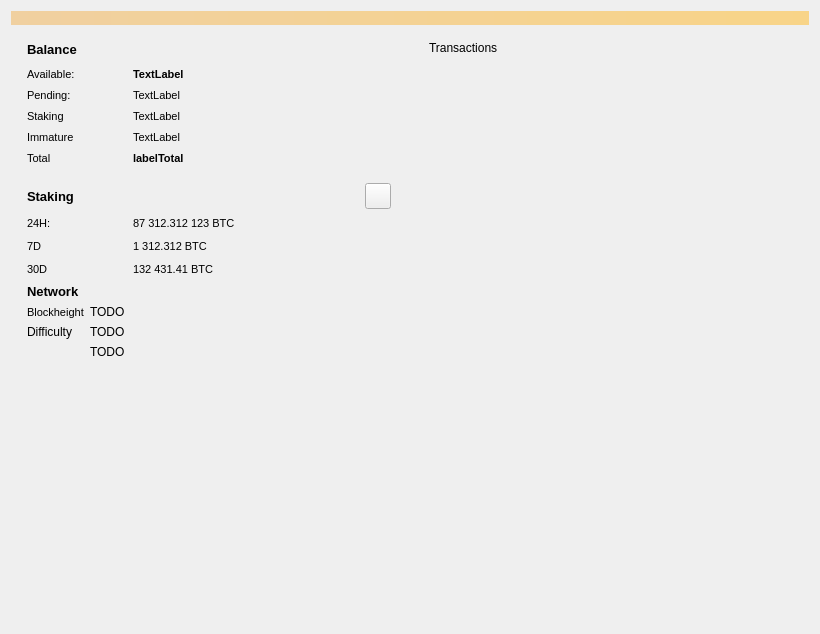
Qt form src/qt/forms/overviewpage.ui (TrezarCoin/TrezarCoin) before a commit.
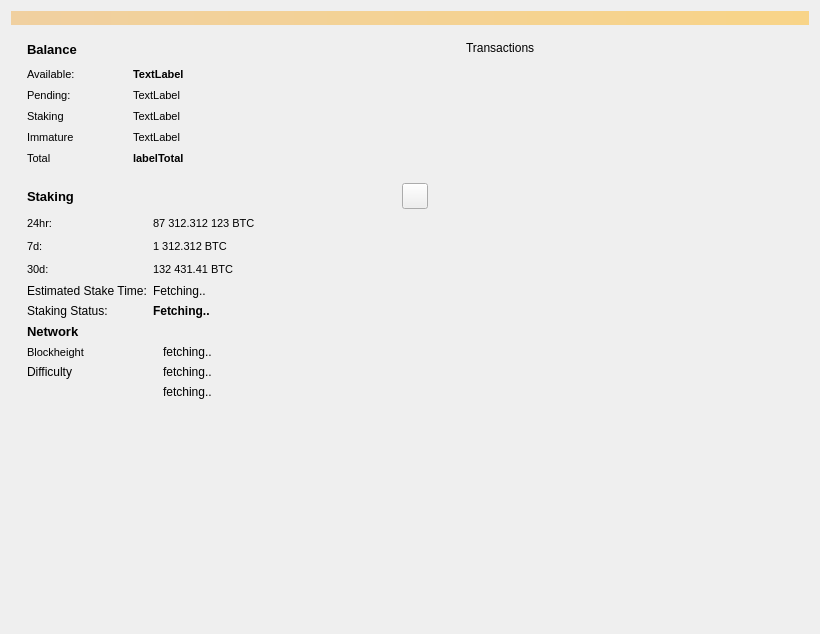
The same form after that commit. Custom widgets are drawn as their Qt base class.

```diff
--- a/src/qt/forms/overviewpage.ui
+++ b/src/qt/forms/overviewpage.ui
@@ -430,6 +430,19 @@
            </item>
           </layout>
          </item>
+         <item>
+          <spacer name="horizontalSpacer">
+           <property name="orientation">
+            <enum>Qt::Horizontal</enum>
+           </property>
+           <property name="sizeHint" stdset="0">
+            <size>
+             <width>40</width>
+             <height>20</height>
+            </size>
+           </property>
+          </spacer>
+         </item>
         </layout>
        </item>
        <item>
@@ -543,7 +556,7 @@
               </font>
              </property>
              <property name="text">
-              <string>24H:</string>
+              <string>24hr:</string>
              </property>
              <property name="alignment">
               <set>Qt::AlignLeading|Qt::AlignLeft|Qt::AlignVCenter</set>
@@ -599,7 +612,7 @@
               </font>
              </property>
              <property name="text">
-              <string>7D</string>
+              <string>7d:</string>
              </property>
              <property name="alignment">
               <set>Qt::AlignLeading|Qt::AlignLeft|Qt::AlignVCenter</set>
@@ -655,7 +668,7 @@
               </font>
              </property>
              <property name="text">
-              <string>30D</string>
+              <string>30d:</string>
              </property>
              <property name="alignment">
               <set>Qt::AlignLeading|Qt::AlignLeft|Qt::AlignVCenter</set>
@@ -681,8 +694,76 @@
              </property>
             </widget>
            </item>
+           <item row="5" column="0">
+            <widget class="QLabel" name="label_3">
+             <property name="text">
+              <string>Staking Status:</string>
+             </property>
+            </widget>
+           </item>
+           <item row="5" column="1">
+            <widget class="QLabel" name="labelStakingStatus">
+             <property name="font">
+              <font>
+               <weight>75</weight>
+               <bold>true</bold>
+              </font>
+             </property>
+             <property name="text">
+              <string>Fetching..</string>
+             </property>
+            </widget>
+           </item>
+           <item row="4" column="1">
+            <widget class="QLabel" name="stakingStatusLabel">
+             <property name="sizePolicy">
+              <sizepolicy hsizetype="Expanding" vsizetype="Preferred">
+               <horstretch>0</horstretch>
+               <verstretch>0</verstretch>
+              </sizepolicy>
+             </property>
+             <property name="minimumSize">
+              <size>
+               <width>235</width>
+               <height>0</height>
+              </size>
+             </property>
+             <property name="maximumSize">
+              <size>
+               <width>100</width>
+               <height>80</height>
+              </size>
+             </property>
+             <property name="text">
+              <string>Fetching..</string>
+             </property>
+             <property name="wordWrap">
+              <bool>true</bool>
+             </property>
+            </widget>
+           </item>
+           <item row="4" column="0">
+            <widget class="QLabel" name="label_15">
+             <property name="text">
+              <string>Estimated Stake Time:</string>
+             </property>
+            </widget>
+           </item>
           </layout>
          </item>
+         <item>
+          <spacer name="horizontalSpacer_2">
+           <property name="orientation">
+            <enum>Qt::Horizontal</enum>
+           </property>
+           <property name="sizeHint" stdset="0">
+            <size>
+             <width>40</width>
+             <height>20</height>
+            </size>
+           </property>
+          </spacer>
+         </item>
         </layout>
        </item>
        <item>
@@ -723,6 +804,12 @@
            </property>
            <item row="1" column="0">
             <widget class="QLabel" name="label_6">
+             <property name="minimumSize">
+              <size>
+               <width>130</width>
+               <height>0</height>
+              </size>
+             </property>
              <property name="font">
               <font>
                <pointsize>8</pointsize>
@@ -736,12 +823,18 @@
            <item row="1" column="1">
             <widget class="QLabel" name="label_Blockheight">
              <property name="text">
-              <string>TODO</string>
+              <string>fetching..</string>
              </property>
             </widget>
            </item>
            <item row="2" column="0">
             <widget class="QLabel" name="label_2">
+             <property name="minimumSize">
+              <size>
+               <width>130</width>
+               <height>0</height>
+              </size>
+             </property>
              <property name="text">
               <string>Difficulty</string>
              </property>
@@ -750,7 +843,7 @@
            <item row="2" column="1">
             <widget class="QLabel" name="label_DiffPoW">
              <property name="text">
-              <string>TODO</string>
+              <string>fetching..</string>
              </property>
             </widget>
            </item>
@@ -764,7 +857,7 @@
            <item row="3" column="1">
             <widget class="QLabel" name="label_DiffPoS">
              <property name="text">
-              <string>TODO</string>
+              <string>fetching..</string>
              </property>
             </widget>
            </item>
@@ -772,34 +865,6 @@
          </item>
         </layout>
        </item>
-       <item>
-        <widget class="QLabel" name="stakingStatusLabel">
-         <property name="sizePolicy">
-          <sizepolicy hsizetype="Expanding" vsizetype="Preferred">
-           <horstretch>0</horstretch>
-           <verstretch>0</verstretch>
-          </sizepolicy>
-         </property>
-         <property name="minimumSize">
-          <size>
-           <width>235</width>
-           <height>0</height>
-          </size>
-         </property>
-         <property name="maximumSize">
-          <size>
-           <width>235</width>
-           <height>16777215</height>
-          </size>
-         </property>
-         <property name="text">
-          <string/>
-         </property>
-         <property name="wordWrap">
-          <bool>true</bool>
-         </property>
-        </widget>
-       </item>
        <item>
         <spacer name="verticalSpacer_4">
          <property name="orientation">
```
